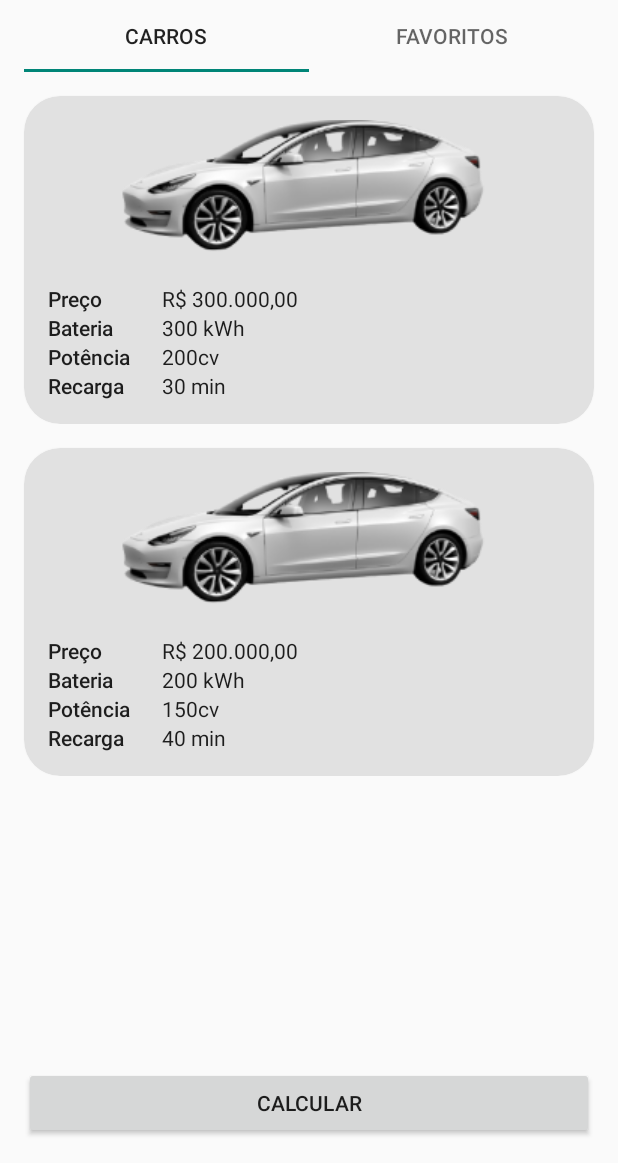
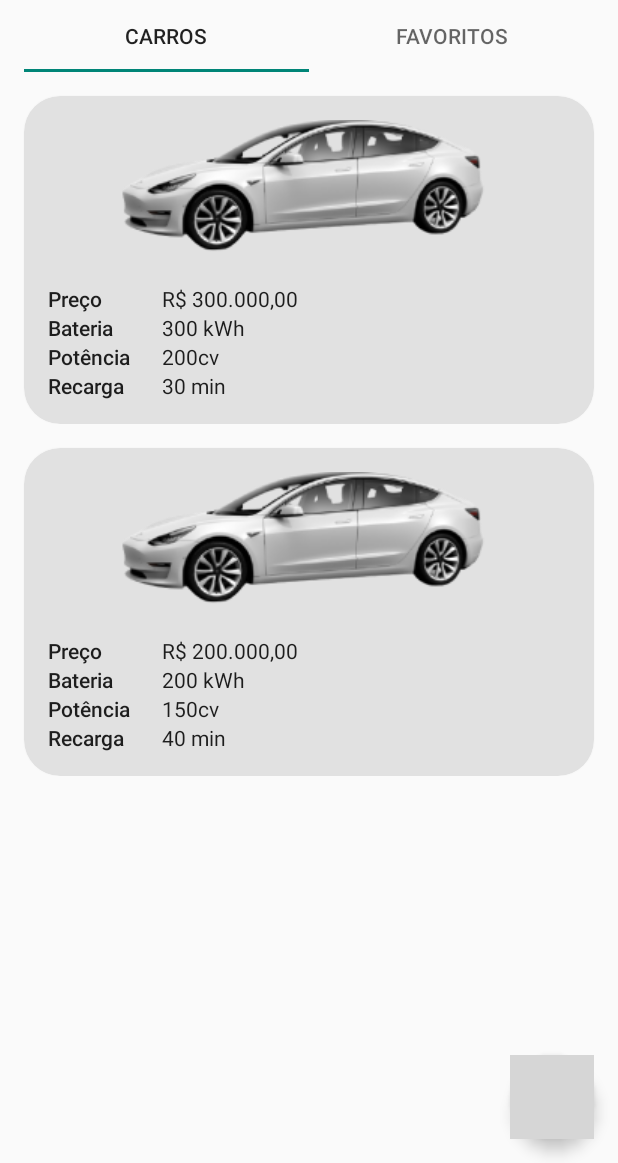
Before and after one commit to digitalinnovationone/eletric-car-app, an Android app: the screen it shows after launch (MainActivity), on a phone screen of 412 x 824 dp, the part 73-1236 px from its top. Run offline under Robolectric (Android 15) with nearby library versions, the phone set to English and light mode, and no system bars; grey boxes are pictures that could not be loaded.

Commit message:
Aula 3 - Add Float Action button

```diff
--- a/app/src/main/java/com/example/eletriccarapp/ui/CarFragment.kt
+++ b/app/src/main/java/com/example/eletriccarapp/ui/CarFragment.kt
@@ -5,16 +5,16 @@ import android.os.Bundle
 import android.view.LayoutInflater
 import android.view.View
 import android.view.ViewGroup
-import android.widget.Button
 import androidx.fragment.app.Fragment
 import androidx.recyclerview.widget.RecyclerView
 import com.example.eletriccarapp.R
 import com.example.eletriccarapp.data.CarFactory
 import com.example.eletriccarapp.ui.adapter.CarAdapter
+import com.google.android.material.floatingactionbutton.FloatingActionButton
 
 class CarFragment : Fragment() {
 
-    lateinit var btnCalcular: Button
+    lateinit var fabCalcular: FloatingActionButton
     lateinit var listaCarros: RecyclerView
 
     override fun onCreateView(
@@ -29,11 +29,12 @@ class CarFragment : Fragment() {
         super.onViewCreated(view, savedInstanceState)
         setupView(view)
         setupList()
+        setupListeners()
     }
 
     fun setupView(view: View) {
         view.apply {
-            btnCalcular = findViewById(R.id.btn_calcular)
+            fabCalcular = findViewById(R.id.fab_calcular)
             listaCarros = findViewById(R.id.rv_lista_carros)
         }
     }
@@ -44,8 +45,8 @@ class CarFragment : Fragment() {
     }
 
     fun setupListeners() {
-        btnCalcular.setOnClickListener {
-            //startActivity(Intent(this, CalcularAutonomiaActivity::class.java))
+        fabCalcular.setOnClickListener {
+            startActivity(Intent(context, CalcularAutonomiaActivity::class.java))
         }
     }
 
--- a/app/src/main/res/layout/car_fragment.xml
+++ b/app/src/main/res/layout/car_fragment.xml
@@ -10,20 +10,19 @@
         android:layout_width="0dp"
         android:layout_height="0dp"
         app:layoutManager="androidx.recyclerview.widget.LinearLayoutManager"
-        app:layout_constraintBottom_toTopOf="@id/btn_calcular"
+        app:layout_constraintBottom_toBottomOf="parent"
         app:layout_constraintEnd_toEndOf="parent"
         app:layout_constraintStart_toStartOf="parent"
         app:layout_constraintTop_toTopOf="parent"
         tools:listitem="@layout/carro_item" />
 
-    <Button
-        android:id="@+id/btn_calcular"
-        android:layout_width="0dp"
+    <com.google.android.material.floatingactionbutton.FloatingActionButton
+        android:id="@+id/fab_calcular"
+        android:layout_width="wrap_content"
         android:layout_height="wrap_content"
         android:layout_margin="16dp"
-        android:text="@string/calcular"
+        android:src="@drawable/ic_calculate"
         app:layout_constraintBottom_toBottomOf="parent"
-        app:layout_constraintEnd_toEndOf="parent"
-        app:layout_constraintStart_toStartOf="parent" />
+        app:layout_constraintEnd_toEndOf="parent" />
 
 </androidx.constraintlayout.widget.ConstraintLayout>
```
